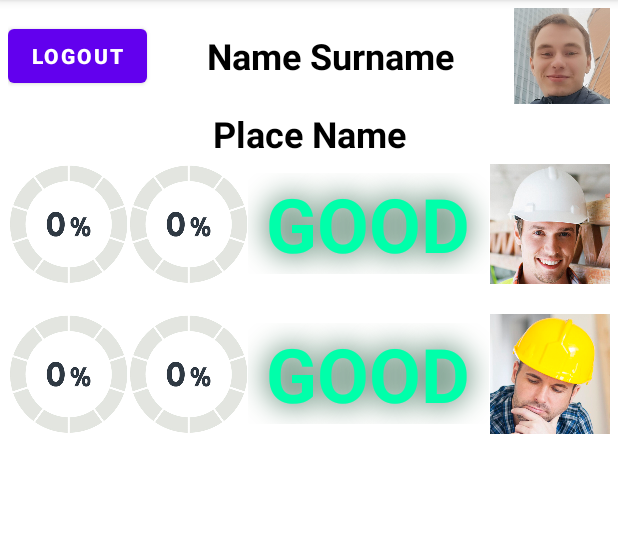
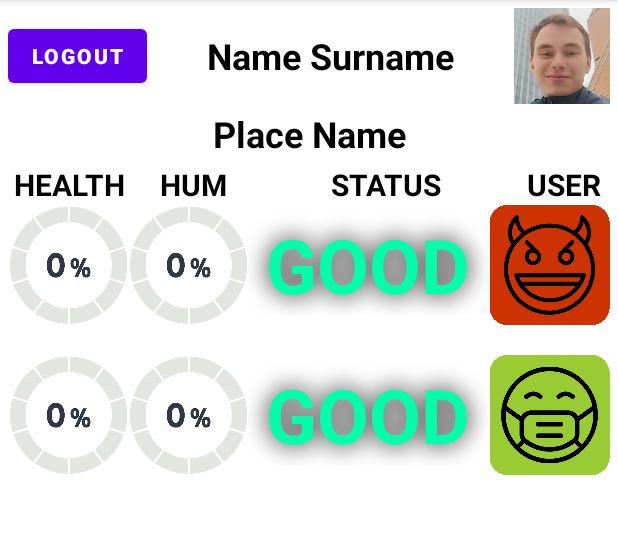
Before and after one commit to EgorCry/MonitoringApp, an Android app: the AdminActivity screen opened directly, with no data from a screen before it, on a phone screen of 412 x 824 dp, the part 84-618 px from its top. Run offline under Robolectric (Android 15) with nearby library versions, the phone set to English and light mode, and no system bars; 1 statement that could not run was skipped.

Commit message:
Added Admin MAsk Detection

```diff
--- a/app/src/main/res/layout/admin.xml
+++ b/app/src/main/res/layout/admin.xml
@@ -51,6 +51,54 @@
         android:textColor="#000"
         android:layout_gravity="center_vertical"/>
 
+    <LinearLayout
+        android:layout_width="match_parent"
+        android:layout_height="wrap_content"
+
+        android:orientation="horizontal">
+
+        <TextView
+            android:layout_width="40dp"
+            android:layout_height="24dp"
+            android:layout_weight="1"
+            android:gravity="center"
+            android:text="HEALTH"
+            android:textColor="#000"
+            android:textSize="20sp"
+            android:textStyle="bold" />
+
+        <TextView
+            android:layout_width="40dp"
+            android:layout_height="match_parent"
+            android:layout_weight="1"
+            android:gravity="center"
+            android:text="HUM"
+            android:textColor="#000"
+            android:textSize="20sp"
+            android:textStyle="bold" />
+
+        <TextView
+            android:layout_width="90dp"
+            android:layout_height="wrap_content"
+            android:layout_weight="2"
+            android:gravity="center"
+            android:text="STATUS"
+            android:textColor="#000"
+            android:textSize="20sp"
+            android:textStyle="bold" />
+
+        <TextView
+            android:layout_width="40dp"
+            android:layout_height="match_parent"
+            android:layout_weight="0.5"
+            android:gravity="center"
+            android:text="USER"
+            android:textColor="#000"
+            android:textSize="20sp"
+            android:textStyle="bold" />
+
+    </LinearLayout>
+
     <!-- Третий уровень -->
     <ScrollView
         android:layout_width="match_parent"
@@ -93,8 +141,8 @@
                         android:layout_height="wrap_content"
                         android:layout_gravity="center"
                         android:gravity="center"
-                        android:shadowColor="#004524"
-                        android:shadowRadius="25"
+                        android:shadowColor="#000"
+                        android:shadowRadius="20"
                         android:text="GOOD"
                         android:textColor="#00FFAA"
                         android:textSize="50sp"
@@ -103,11 +151,11 @@
                 </LinearLayout>
 
                 <ImageView
-                    android:id="@+id/iv_third_image"
+                    android:id="@+id/iv_device_2"
                     android:layout_width="0dp"
                     android:layout_height="match_parent"
                     android:layout_weight="1"
-                    android:src="@drawable/avatar2" />
+                    android:src="@drawable/no_mask" />
 
             </LinearLayout>
 
@@ -144,8 +192,8 @@
                         android:layout_height="wrap_content"
                         android:layout_gravity="center"
                         android:gravity="center"
-                        android:shadowColor="#004524"
-                        android:shadowRadius="25"
+                        android:shadowColor="#000"
+                        android:shadowRadius="20"
                         android:text="GOOD"
                         android:textColor="#00FFAA"
                         android:textSize="50sp"
@@ -154,11 +202,11 @@
                 </LinearLayout>
 
                 <ImageView
-                    android:id="@+id/iv_third_image1"
+                    android:id="@+id/iv_device_3"
                     android:layout_width="0dp"
                     android:layout_height="match_parent"
                     android:layout_weight="1"
-                    android:src="@drawable/avatar3" />
+                    android:src="@drawable/mask" />
 
             </LinearLayout>
 
```
Also changed, not shown: app/src/main/java/com/example/monitoringapp/AdminActivity.java (+24 -2 lines), app/src/main/java/com/example/monitoringapp/AdminResponse.java (+18 -0 lines), app/src/main/res/drawable/mask.png (added), app/src/main/res/drawable/no_mask.png (added).
